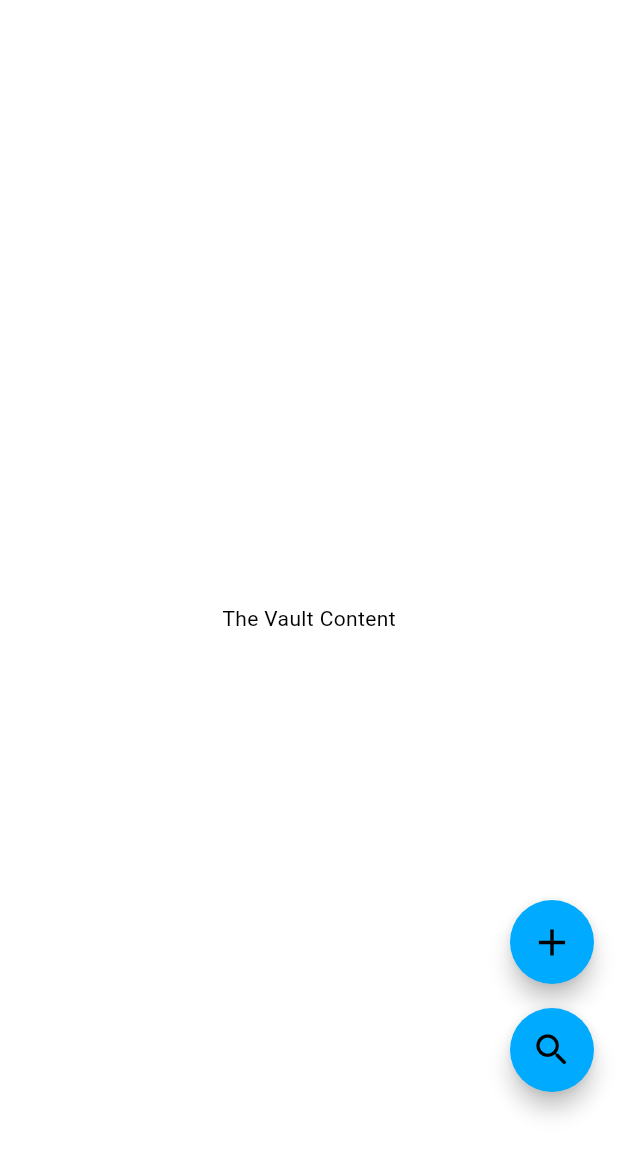
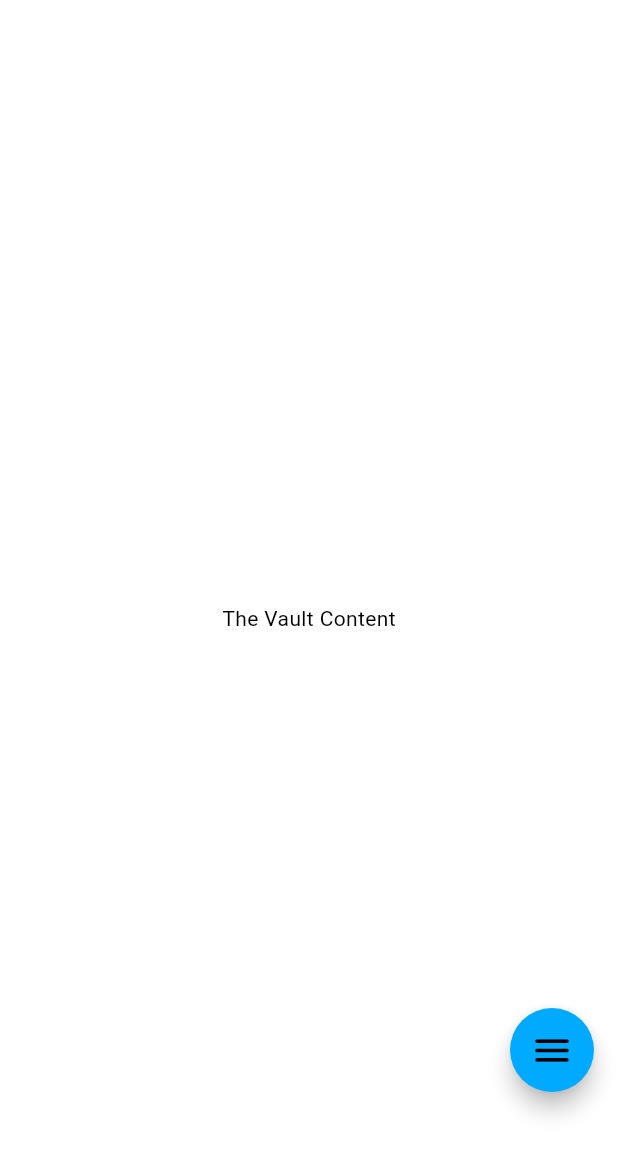
Before and after one commit to SP3CTRE404/premio-mobile-app, a Flutter app: the SubscriptionDetailScreen screen opened directly, on a phone screen of 412 x 824 dp. Shown: the top 1155 px of the screen. Run offline on Flutter 3.47's test engine with Material 3 defaults, Android fonts, the phone set to English and light mode, and no system bars; our stand-ins replace dio, flutter_riverpod, flutter_secure_storage, pdf, printing; accounts and stored records are empty.

Commit message:
subscription page changes

```diff
--- a/lib/features/navigation/screens/main_scaffold.dart
+++ b/lib/features/navigation/screens/main_scaffold.dart
@@ -169,7 +169,7 @@ class _MainScaffoldState extends ConsumerState<MainScaffold>
           boxShadow: _isPill
               ? [
                   BoxShadow(
-                    color: Colors.black.withOpacity(0.1),
+                    color: Colors.black.withValues(alpha: 0.1),
                     blurRadius: 20,
                     offset: const Offset(0, 5),
                   ),
@@ -225,12 +225,12 @@ class _MainScaffoldState extends ConsumerState<MainScaffold>
             AnimatedContainer(
               duration: const Duration(milliseconds: 200),
               curve: Curves.easeInOut,
-              padding: const EdgeInsets.symmetric(horizontal: 20, vertical: 4),
+              padding: const EdgeInsets.symmetric(horizontal: 28, vertical: 8),
               decoration: BoxDecoration(
                 color: isSelected
                     ? theme.primaryColor.withValues(alpha: 0.2)
                     : Colors.transparent,
-                borderRadius: BorderRadius.circular(16),
+                borderRadius: BorderRadius.circular(28),
               ),
               child: Badge(
                 isLabelVisible: hasBadge,
--- a/lib/features/subscriptions/screens/subscription_detail_screen.dart
+++ b/lib/features/subscriptions/screens/subscription_detail_screen.dart
@@ -1,115 +1,46 @@
 import 'package:flutter/material.dart';
 import 'package:flutter_riverpod/flutter_riverpod.dart';
-import '../../../core/theme/app_colors.dart';
+import '../widgets/subscription_fab_menu.dart';
 import './add_subscription_screen.dart';
+import './history_screen.dart';
 
 class SubscriptionDetailScreen extends ConsumerStatefulWidget {
   const SubscriptionDetailScreen({super.key});
 
   @override
-  ConsumerState<SubscriptionDetailScreen> createState() => _SubscriptionDetailScreenState();
+  ConsumerState<SubscriptionDetailScreen> createState() =>
+      _SubscriptionDetailScreenState();
 }
 
 class _SubscriptionDetailScreenState extends ConsumerState<SubscriptionDetailScreen> {
-  bool _isMenuOpen = false;
-  // Placeholder logic: in the future, check if user.householdId is null
   final bool _isSingularUser = true;
 
   @override
   Widget build(BuildContext context) {
     return Scaffold(
       backgroundColor: Colors.transparent,
-      body: const Center(
-        child: Text('The Vault Content'),
-      ),
-      floatingActionButton: Column(
-        mainAxisAlignment: MainAxisAlignment.end,
-        crossAxisAlignment: CrossAxisAlignment.end,
-        children: [
-          // ── The Revealable Options (Only shown when Menu is toggled open) ──
-          if (_isMenuOpen) ...[
-            if (_isSingularUser) ...[
-              _buildSmallFab(
-                icon: Icons.add_home_rounded,
-                label: 'Add House',
-                onTap: () {
-                  setState(() => _isMenuOpen = false);
-                  // Trigger household creation logic
-                },
-              ),
-              const SizedBox(height: 12),
-            ],
-            _buildSmallFab(
-              icon: Icons.post_add_rounded,
-              label: 'Add Sub',
-              onTap: () {
-                setState(() => _isMenuOpen = false);
-                Navigator.push(context, MaterialPageRoute(builder: (_) => const AddSubscriptionScreen()));
-              },
-            ),
-            const SizedBox(height: 12),
-          ],
-
-          // ── The Main Plus Button (Reveals/Hides menu) ──
-          FloatingActionButton(
-            heroTag: 'main_add_fab',
-            onPressed: () {
-              if (_isSingularUser) {
-                setState(() => _isMenuOpen = !_isMenuOpen);
-              } else {
-                // If already in a house, skip menu and go directly to Add Sub
-                Navigator.push(context, MaterialPageRoute(builder: (_) => const AddSubscriptionScreen()));
-              }
-            },
-            backgroundColor: AppColors.cobaltBlue,
-            shape: const CircleBorder(), // Forces perfect circle
-            child: Icon(_isMenuOpen ? Icons.close : Icons.add, size: 30),
-          ),
-
-          const SizedBox(height: 16),
-
-          // ── The Search Button (Matches size and shape of the Plus button) ──
-          FloatingActionButton(
-            heroTag: 'search_vault_fab',
-            onPressed: () {
-              // Trigger search filter logic
-            },
-            backgroundColor: AppColors.cobaltBlue,
-            shape: const CircleBorder(), // Same shape as Plus
-            child: const Icon(Icons.search_rounded, size: 28), // Search icon instead of '5'
-          ),
-
-          const SizedBox(height: 80), // Keep buttons clear of the bottom navigation bar
-        ],
+      body: const Center(child: Text('The Vault Content')),
+      floatingActionButton: Padding(
+        padding: const EdgeInsets.only(bottom: 80.0),
+        child: SubscriptionFabMenu(
+          isSingularUser: _isSingularUser,
+          onHistoryTap: () {
+            Navigator.push(
+              context,
+              MaterialPageRoute(builder: (_) => const HistoryScreen()),
+            );
+          },
+          onAddSubscriptionTap: () {
+            Navigator.push(
+              context,
+              MaterialPageRoute(builder: (_) => const AddSubscriptionScreen()),
+            );
+          },
+          onAddHouseholdTap: () {
+            // Placeholder for household logic
+          },
+        ),
       ),
     );
   }
-
-  /// Helper to build the smaller, labeled action buttons in the reveal menu
-  Widget _buildSmallFab({required IconData icon, required String label, required VoidCallback onTap}) {
-    return Row(
-      mainAxisSize: MainAxisSize.min,
-      children: [
-        Card(
-          elevation: 4,
-          shape: RoundedRectangleBorder(borderRadius: BorderRadius.circular(8)),
-          child: Padding(
-            padding: const EdgeInsets.symmetric(horizontal: 12, vertical: 6),
-            child: Text(
-              label,
-              style: const TextStyle(fontWeight: FontWeight.bold, fontSize: 13),
-            ),
-          ),
-        ),
-        const SizedBox(width: 8),
-        FloatingActionButton.small(
-          heroTag: 'small_fab_$label',
-          onPressed: onTap,
-          backgroundColor: AppColors.cobaltBlue.withOpacity(0.9),
-          shape: const CircleBorder(),
-          child: Icon(icon, color: Colors.white),
-        ),
-      ],
-    );
-  }
 }
--- /dev/null
+++ b/lib/features/subscriptions/widgets/launching_item.dart
@@ -0,0 +1,54 @@
+import 'package:flutter/material.dart';
+
+/// Animates a widget launching from the main FAB origin to its resting place.
+///
+/// For horizontal row items: set [originDx] (positive = starts to the right,
+/// toward the main FAB). Omit [originDy].
+///
+/// For vertical sub-menu items: set [originDy] (positive = starts below,
+/// toward the "+" FAB). Omit [originDx].
+class LaunchingItem extends StatelessWidget {
+  const LaunchingItem({
+    super.key,
+    required this.progress,
+    required this.child,
+    this.originDx = 0.0,
+    this.originDy = 0.0,
+  });
+
+  final Animation<double> progress;
+  final Widget child;
+
+  /// How many of this widget's own widths to the RIGHT it starts (horizontal launch).
+  final double originDx;
+
+  /// How many of this widget's own heights BELOW it starts (vertical launch).
+  final double originDy;
+
+  @override
+  Widget build(BuildContext context) {
+    return AnimatedBuilder(
+      animation: progress,
+      builder: (context, _) {
+        final t = progress.value;
+        return FractionalTranslation(
+          // At t=0 the widget sits on top of the launch origin; at t=1 it's home.
+          translation: Offset(
+            originDx * (1.0 - t),
+            originDy * (1.0 - t),
+          ),
+          child: Opacity(
+            opacity: t.clamp(0.0, 1.0),
+            child: Transform.scale(
+              scale: t.clamp(0.0, 1.0),
+              // Scale from the side facing the main FAB so it truly looks like
+              // it's growing out of that point.
+              alignment: originDy != 0 ? Alignment.bottomCenter : Alignment.centerRight,
+              child: child,
+            ),
+          ),
+        );
+      },
+    );
+  }
+}
--- /dev/null
+++ b/lib/features/subscriptions/widgets/subscription_fab_menu.dart
@@ -0,0 +1,268 @@
+import 'package:flutter/material.dart';
+import '../../../core/theme/app_colors.dart';
+import './launching_item.dart';
+import './subscription_fab_small.dart';
+
+class SubscriptionFabMenu extends StatefulWidget {
+  const SubscriptionFabMenu({
+    super.key,
+    required this.onHistoryTap,
+    required this.onAddSubscriptionTap,
+    required this.onAddHouseholdTap,
+    this.isSingularUser = true,
+  });
+
+  final VoidCallback onHistoryTap;
+  final VoidCallback onAddSubscriptionTap;
+  final VoidCallback onAddHouseholdTap;
+  final bool isSingularUser;
+
+  @override
+  State<SubscriptionFabMenu> createState() => _SubscriptionFabMenuState();
+}
+
+class _SubscriptionFabMenuState extends State<SubscriptionFabMenu>
+    with TickerProviderStateMixin {
+  bool _isMainMenuOpen = false;
+  bool _isAddMenuOpen = false;
+
+  late final AnimationController _rowController;
+  late final AnimationController _addMenuController;
+
+  // Staggered curves — each button departs the main FAB slightly after the previous.
+  late final Animation<double> _curve1; // History
+  late final Animation<double> _curve2; // Add "+"
+  late final Animation<double> _curve3; // Search
+
+  // Sub-menu curves — items launch upward from the "+" FAB
+  late final Animation<double> _subCurve1; // Add Subscription (closest)
+  late final Animation<double> _subCurve2; // Add/Join Household (further up)
+
+  @override
+  void initState() {
+    super.initState();
+
+    _rowController = AnimationController(
+      vsync: this,
+      duration: const Duration(milliseconds: 400),
+    );
+
+    _addMenuController = AnimationController(
+      vsync: this,
+      duration: const Duration(milliseconds: 320),
+    );
+
+    // Stagger: closest button departs first, furthest last
+    _curve3 = CurvedAnimation(
+      parent: _rowController,
+      curve: const Interval(0.00, 0.65, curve: Curves.easeOutCubic),
+    );
+    _curve2 = CurvedAnimation(
+      parent: _rowController,
+      curve: const Interval(0.12, 0.76, curve: Curves.easeOutCubic),
+    );
+    _curve1 = CurvedAnimation(
+      parent: _rowController,
+      curve: const Interval(0.24, 0.88, curve: Curves.easeOutCubic),
+    );
+
+    _subCurve1 = CurvedAnimation(
+      parent: _addMenuController,
+      curve: const Interval(0.00, 0.65, curve: Curves.easeOutCubic),
+    );
+    _subCurve2 = CurvedAnimation(
+      parent: _addMenuController,
+      curve: const Interval(0.18, 0.82, curve: Curves.easeOutCubic),
+    );
+  }
+
+  @override
+  void dispose() {
+    _rowController.dispose();
+    _addMenuController.dispose();
+    super.dispose();
+  }
+
+  void _toggleMainMenu() {
+    setState(() => _isMainMenuOpen = !_isMainMenuOpen);
+    if (_isMainMenuOpen) {
+      _rowController.forward();
+    } else {
+      _rowController.reverse();
+      _isAddMenuOpen = false;
+      _addMenuController.reverse();
+    }
+  }
+
+  void _toggleAddMenu() {
+    setState(() => _isAddMenuOpen = !_isAddMenuOpen);
+    if (_isAddMenuOpen) {
+      _addMenuController.forward();
+    } else {
+      _addMenuController.reverse();
+    }
+  }
+
+  void _closeAll() {
+    setState(() {
+      _isMainMenuOpen = false;
+      _isAddMenuOpen = false;
+    });
+    _rowController.reverse();
+    _addMenuController.reverse();
+  }
+
+  @override
+  Widget build(BuildContext context) {
+    const double smallFabSize = 40.0;
+    const double spacing = 12.0;
+
+    return Row(
+      mainAxisAlignment: MainAxisAlignment.end,
+      crossAxisAlignment: CrossAxisAlignment.end,
+      children: [
+        // ── History (travels furthest left) ──
+        LaunchingItem(
+          progress: _curve1,
+          originDx: 6.8,
+          child: SubscriptionFabSmall(
+            icon: Icons.history_rounded,
+            label: 'History',
+            onTap: () {
+              _closeAll();
+              widget.onHistoryTap();
+            },
+            showLabel: false,
+          ),
+        ),
+        LaunchingItem(
+          progress: _curve1,
+          originDx: 6.8,
+          child: const SizedBox(width: spacing),
+        ),
+
+        // ── Add "+" with vertical sub-menu ──
+        LaunchingItem(
+          progress: _curve2,
+          originDx: 4.5,
+          child: Stack(
+            alignment: Alignment.bottomRight,
+            clipBehavior: Clip.none,
+            children: [
+              // Vertical sub-menu
+              Positioned(
+                bottom: smallFabSize + 8,
+                right: 0,
+                child: Column(
+                  mainAxisSize: MainAxisSize.min,
+                  crossAxisAlignment: CrossAxisAlignment.end,
+                  children: [
+                    if (widget.isSingularUser) ...[
+                      // Travels furthest up — launches second
+                      LaunchingItem(
+                        progress: _subCurve2,
+                        originDy: 3.5,
+                        child: SubscriptionFabSmall(
+                          icon: Icons.add_home_rounded,
+                          label: 'Add/Join Household',
+                          onTap: () {
+                            _closeAll();
+                            widget.onAddHouseholdTap();
+                          },
+                        ),
+                      ),
+                      const SizedBox(height: spacing),
+                    ],
+                    // Closest — launches first
+                    LaunchingItem(
+                      progress: _subCurve1,
+                      originDy: 1.8,
+                      child: SubscriptionFabSmall(
+                        icon: Icons.post_add_rounded,
+                        label: 'Add Subscription',
+                        onTap: () {
+                          _closeAll();
+                          widget.onAddSubscriptionTap();
+                        },
+                      ),
+                    ),
+                  ],
+                ),
+              ),
+
+              FloatingActionButton.small(
+                heroTag: 'horizontal_add_fab',
+                onPressed: () {
+                  if (widget.isSingularUser) {
+                    _toggleAddMenu();
+                  } else {
+                    _closeAll();
+                    widget.onAddSubscriptionTap();
+                  }
+                },
+                backgroundColor: AppColors.cobaltBlue,
+                shape: const CircleBorder(),
+                child: AnimatedSwitcher(
+                  duration: const Duration(milliseconds: 200),
+                  transitionBuilder: (child, anim) => RotationTransition(
+                    turns: Tween(begin: 0.875, end: 1.0).animate(anim),
+                    child: ScaleTransition(scale: anim, child: child),
+                  ),
+                  child: Icon(
+                    _isAddMenuOpen ? Icons.close : Icons.add,
+                    color: Colors.white,
+                    key: ValueKey(_isAddMenuOpen),
+                  ),
+                ),
+              ),
+            ],
+          ),
+        ),
+        LaunchingItem(
+          progress: _curve2,
+          originDx: 4.5,
+          child: const SizedBox(width: spacing),
+        ),
+
+        // ── Search (closest, travels least) ──
+        LaunchingItem(
+          progress: _curve3,
+          originDx: 2.3,
+          child: SubscriptionFabSmall(
+            icon: Icons.search_rounded,
+            label: 'Search',
+            onTap: () {
+              // Trigger search filter logic
+            },
+            showLabel: false,
+          ),
+        ),
+        LaunchingItem(
+          progress: _curve3,
+          originDx: 2.3,
+          child: const SizedBox(width: spacing),
+        ),
+
+        // ── Main Controller FAB ──
+        FloatingActionButton(
+          heroTag: 'main_menu_fab',
+          onPressed: _toggleMainMenu,
+          backgroundColor: AppColors.cobaltBlue,
+          shape: const CircleBorder(),
+          child: AnimatedSwitcher(
+            duration: const Duration(milliseconds: 220),
+            transitionBuilder: (child, anim) => RotationTransition(
+              turns: Tween(begin: 0.875, end: 1.0).animate(anim),
+              child: ScaleTransition(scale: anim, child: child),
+            ),
+            child: Icon(
+              _isMainMenuOpen ? Icons.close : Icons.menu_rounded,
+              size: 30,
+              key: ValueKey(_isMainMenuOpen),
+            ),
+          ),
+        ),
+      ],
+    );
+  }
+}
```
Also changed, not shown: analysis.txt (added, +10 -0 lines), lib/features/navigation/widgets/subtrack_drawer.dart (+1 -6 lines), lib/features/subscriptions/widgets/subscription_fab_small.dart (added, +72 -0 lines), lib/features/history/widgets/history_timeline_tile.dart (deleted), lib/features/subscriptions/models/history_model.dart (renamed from lib/features/history/models/history_model.dart), lib/features/subscriptions/providers/history_provider.dart (renamed from lib/features/history/providers/history_provider.dart), lib/features/subscriptions/screens/history_screen.dart (renamed from lib/features/history/screens/history_screen.dart), lib/features/subscriptions/services/history_repository.dart (renamed from lib/features/history/services/history_repository.dart), lib/features/subscriptions/widgets/history_timeline_tile.dart (added).
